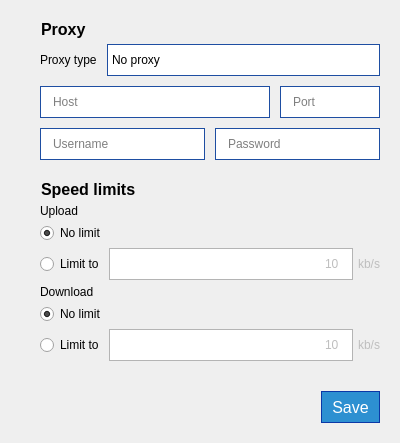
Qt form parsec/core/gui/forms/network_settings_widget.ui (Scille/parsec-cloud) before a commit.
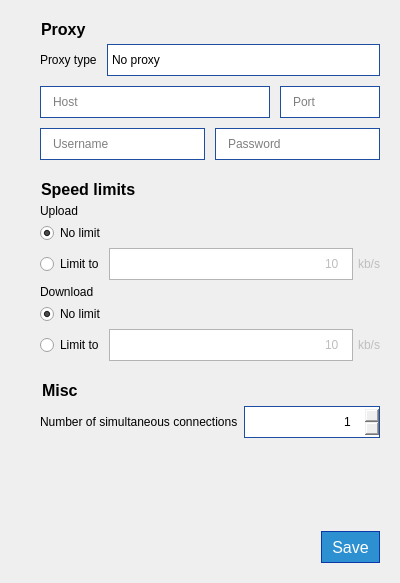
The same form after that commit. Icons and pictures are not drawn.

Commit message: [GUI] Added number of simultaneous connections in network settings

What changed in the file:
```diff
--- a/parsec/core/gui/forms/network_settings_widget.ui
+++ b/parsec/core/gui/forms/network_settings_widget.ui
@@ -7,7 +7,7 @@
     <x>0</x>
     <y>0</y>
     <width>400</width>
-    <height>443</height>
+    <height>583</height>
    </rect>
   </property>
   <property name="windowTitle">
@@ -20,6 +20,24 @@
 padding-left: 10px;
 }
 
+QSpinBox
+{
+border: 1px solid rgb(30, 78, 162);
+padding-right: 10px;
+}
+
+QSpinBox::up-button
+{
+border-image: url(:/icons/images/icons/sort_up_arrow.png);
+width: 20px;
+}
+
+QSpinBox::down-button
+{
+border-image: url(:/icons/images/icons/sort_down_arrow.png);
+width: 20px;
+}
+
 QLineEdit[readOnly=&quot;true&quot;]
 {
 background-color: rgb(230, 230, 230);
@@ -571,6 +589,112 @@
      </layout>
     </widget>
    </item>
+   <item>
+    <widget class="QWidget" name="widget_2" native="true">
+     <layout class="QVBoxLayout" name="verticalLayout_2">
+      <property name="leftMargin">
+       <number>0</number>
+      </property>
+      <property name="topMargin">
+       <number>0</number>
+      </property>
+      <property name="rightMargin">
+       <number>0</number>
+      </property>
+      <property name="bottomMargin">
+       <number>0</number>
+      </property>
+      <item>
+       <layout class="QHBoxLayout" name="horizontalLayout_2">
+        <item>
+         <widget class="QLabel" name="label_2">
+          <property name="minimumSize">
+           <size>
+            <width>16</width>
+            <height>16</height>
+           </size>
+          </property>
+          <property name="maximumSize">
+           <size>
+            <width>16</width>
+            <height>16</height>
+           </size>
+          </property>
+          <property name="text">
+           <string/>
+          </property>
+          <property name="pixmap">
+           <pixmap resource="../rc/resources.qrc">:/icons/images/icons/right-chevron_black.png</pixmap>
+          </property>
+          <property name="scaledContents">
+           <bool>true</bool>
+          </property>
+         </widget>
+        </item>
+        <item>
+         <widget class="QLabel" name="label">
+          <property name="font">
+           <font>
+            <pointsize>12</pointsize>
+            <weight>75</weight>
+            <bold>true</bold>
+           </font>
+          </property>
+          <property name="text">
+           <string>Misc</string>
+          </property>
+         </widget>
+        </item>
+       </layout>
+      </item>
+      <item>
+       <layout class="QHBoxLayout" name="horizontalLayout_3">
+        <property name="leftMargin">
+         <number>20</number>
+        </property>
+        <item>
+         <widget class="QLabel" name="label_3">
+          <property name="text">
+           <string>Number of simultaneous connections</string>
+          </property>
+         </widget>
+        </item>
+        <item>
+         <widget class="QSpinBox" name="spin_sim_connections">
+          <property name="minimumSize">
+           <size>
+            <width>0</width>
+            <height>32</height>
+           </size>
+          </property>
+          <property name="maximumSize">
+           <size>
+            <width>16777215</width>
+            <height>32</height>
+           </size>
+          </property>
+          <property name="alignment">
+           <set>Qt::AlignRight|Qt::AlignTrailing|Qt::AlignVCenter</set>
+          </property>
+          <property name="buttonSymbols">
+           <enum>QAbstractSpinBox::UpDownArrows</enum>
+          </property>
+          <property name="suffix">
+           <string/>
+          </property>
+          <property name="minimum">
+           <number>1</number>
+          </property>
+          <property name="maximum">
+           <number>100</number>
+          </property>
+         </widget>
+        </item>
+       </layout>
+      </item>
+     </layout>
+    </widget>
+   </item>
    <item>
     <spacer name="verticalSpacer_2">
      <property name="orientation">
```
The commit also changes 2 other files.
